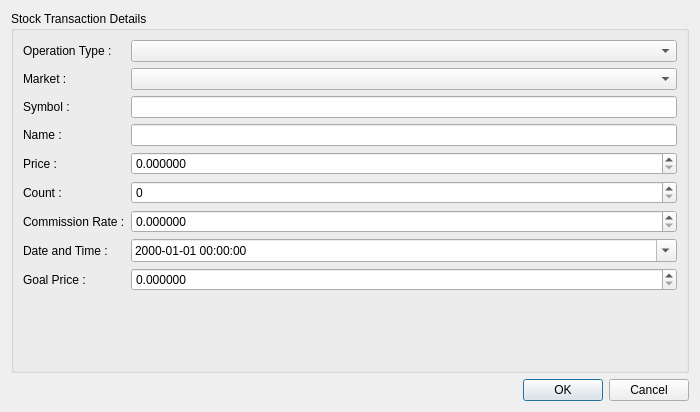
First picture: the form in investpor/gui/stockdialog.ui, repository ukll/investpor, before the edit.
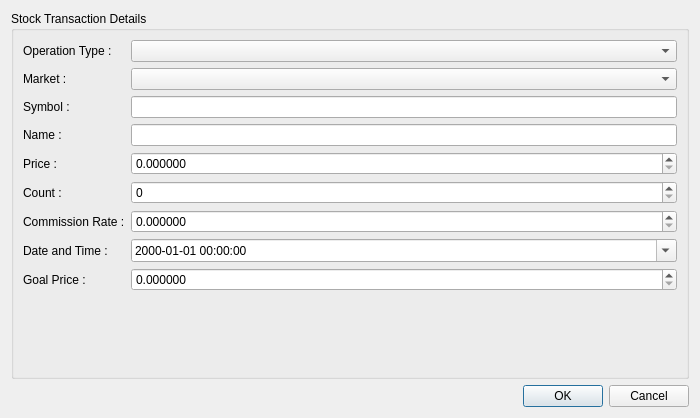
Second picture: the form after the edit.

Commit message: Updates tab orders in dialogs.

Diff of the .ui file:
```diff
--- a/investpor/gui/stockdialog.ui
+++ b/investpor/gui/stockdialog.ui
@@ -7,7 +7,7 @@
     <x>0</x>
     <y>0</y>
     <width>700</width>
-    <height>412</height>
+    <height>418</height>
    </rect>
   </property>
   <property name="minimumSize">
```
Left out of the diff: 11 changed lines with no effect on the pictures. The commit also changes 7 other files.
